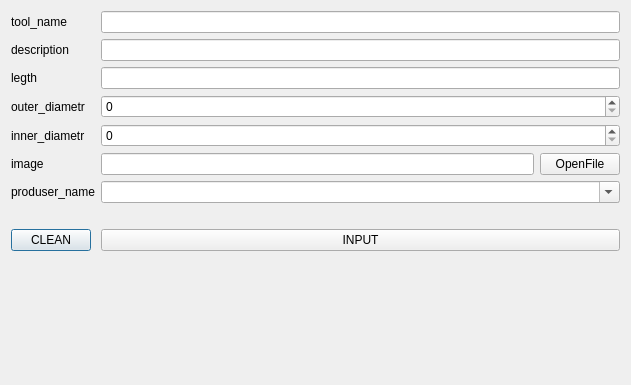
Before: the Qt Designer form tooladdwindow.ui in vanish194/QueryDataBaseEditor, drawn with Qt 5.
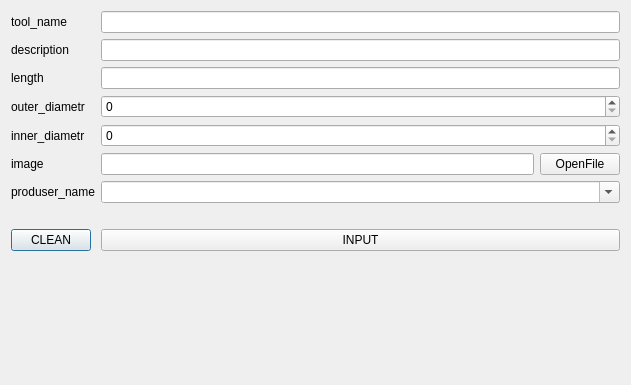
After: the same form once the commit is applied.

```diff
--- a/tooladdwindow.ui
+++ b/tooladdwindow.ui
@@ -41,7 +41,7 @@
    <item row="4" column="0">
     <widget class="QLabel" name="label_6">
      <property name="text">
-      <string>legth</string>
+      <string>length</string>
      </property>
     </widget>
    </item>
```
Left out of the diff: 6 changed lines with no effect on the pictures.
